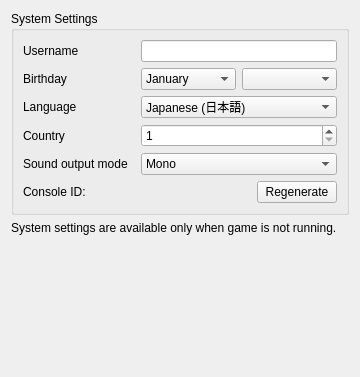
The window that src/citra_qt/configuration/configure_system.ui (grimtnt/citra) describes before a commit, drawn with Qt 5.
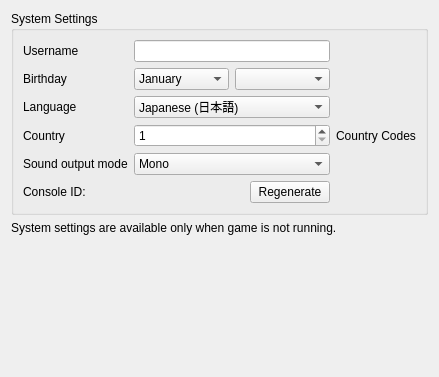
The same window after the commit.

Commit message: [skip ci]

Patch:
```diff
--- a/src/citra_qt/configuration/configure_system.ui
+++ b/src/citra_qt/configuration/configure_system.ui
@@ -211,6 +211,13 @@
           </property>
          </widget>
         </item>
+        <item row="3" column="2">
+         <widget class="QLabel" name="link_country_codes">
+          <property name="text">
+           <string>Country Codes</string>
+          </property>
+         </widget>
+        </item>
         <item row="4" column="0">
          <widget class="QLabel" name="label_sound">
           <property name="text">
```
